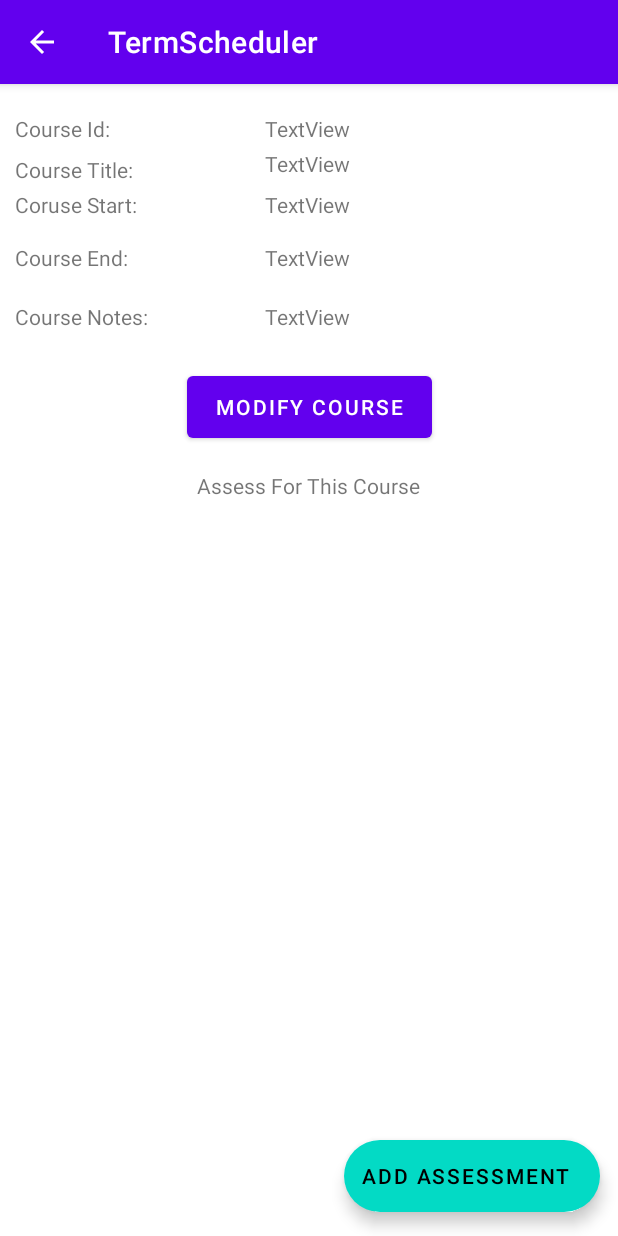
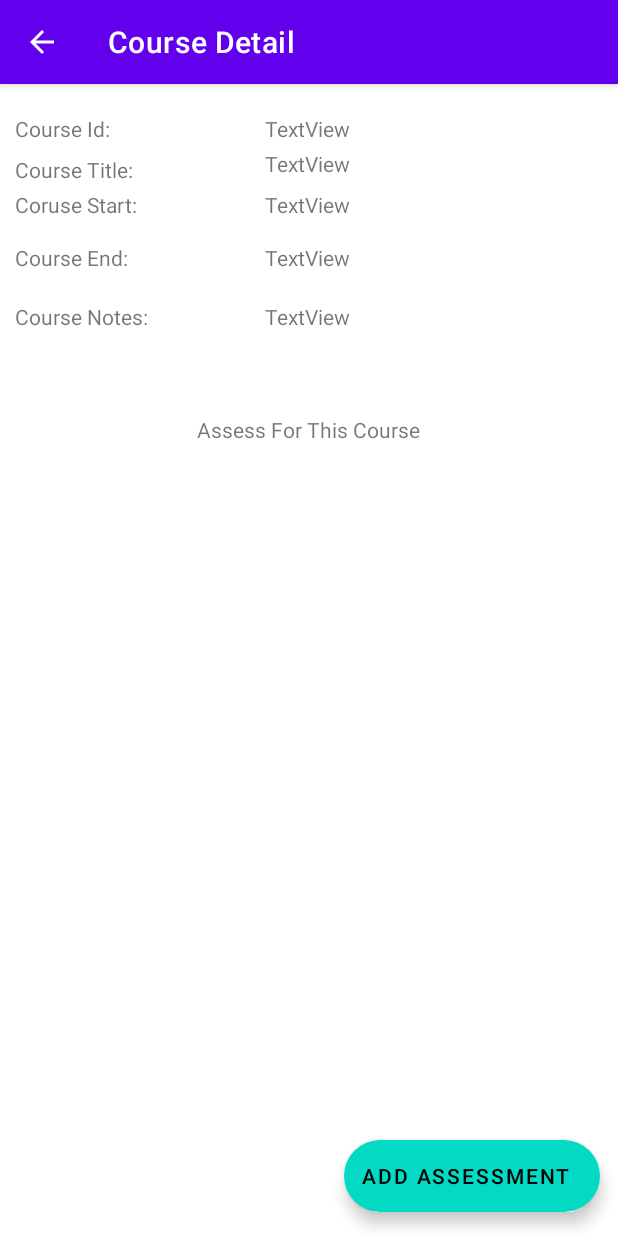
Before and after one commit to kevinsherrell/Term-Scheduler, an Android app: the CourseDetail screen opened directly, with no data from a screen before it, on a phone screen of 412 x 824 dp. Run offline under Robolectric (Android 15) with nearby library versions, the phone set to English and light mode, and no system bars; our stand-ins replace Room's generated code; 1 statement that could not run was skipped.

Commit message:
set titles on actionbars

```diff
--- a/app/src/main/java/com/c196/TermScheduler/UI/Course/CourseDetail.java
+++ b/app/src/main/java/com/c196/TermScheduler/UI/Course/CourseDetail.java
@@ -40,6 +40,7 @@ public class CourseDetail extends AppCompatActivity {
         setContentView(R.layout.activity_course_detail);
         ActionBar actionBar = getSupportActionBar();
         actionBar.setDisplayHomeAsUpEnabled(true);
+        actionBar.setTitle("Course Detail");
         getIncomingIntent();
         recyclerView = findViewById(R.id.courseDetailRecycler);
         recyclerView.setHasFixedSize(true);
--- a/app/src/main/java/com/c196/TermScheduler/UI/Term/TermDetail.java
+++ b/app/src/main/java/com/c196/TermScheduler/UI/Term/TermDetail.java
@@ -37,6 +37,7 @@ public class TermDetail extends AppCompatActivity {
         getIncomingIntent();
         ActionBar actionBar = getSupportActionBar();
         actionBar.setDisplayHomeAsUpEnabled(true);
+        actionBar.setTitle("Term Detail");
         recyclerView = findViewById(R.id.termDetailRecycler);
         recyclerView.setHasFixedSize(true);
         recyclerView.setLayoutManager(new LinearLayoutManager(this));
--- a/app/src/main/java/com/c196/TermScheduler/UI/Term/TermModify.java
+++ b/app/src/main/java/com/c196/TermScheduler/UI/Term/TermModify.java
@@ -55,6 +55,7 @@ public class TermModify extends AppCompatActivity {
         getIncomingIntent();
         ActionBar actionBar = getSupportActionBar();
         actionBar.setDisplayHomeAsUpEnabled(true);
+        actionBar.setTitle("Modify Term");
         termModifyStartButton = findViewById(R.id.termModifyStartButton);
         termModifySubmit = findViewById(R.id.termModifySubmit);
         termModifyTitleInput = findViewById(R.id.termModifyTitleInput);
--- a/app/src/main/res/layout/activity_course_detail.xml
+++ b/app/src/main/res/layout/activity_course_detail.xml
@@ -73,26 +73,16 @@
         app:layout_constraintStart_toStartOf="parent"
         app:layout_constraintTop_toBottomOf="@+id/courseDetailTitle" />
 
-    <Button
-        android:id="@+id/courseDetailModifyButton"
-        android:layout_width="163dp"
-        android:layout_height="53dp"
-        android:layout_marginTop="24dp"
-        android:text="Modify Course"
-        app:layout_constraintEnd_toEndOf="parent"
-        app:layout_constraintStart_toStartOf="parent"
-        app:layout_constraintTop_toBottomOf="@+id/courseNoteDetail" />
-
     <TextView
         android:id="@+id/textView"
         android:layout_width="wrap_content"
         android:layout_height="wrap_content"
-        android:layout_marginTop="16dp"
+        android:layout_marginTop="56dp"
         android:text="Assess For This Course"
         app:layout_constraintEnd_toEndOf="parent"
         app:layout_constraintHorizontal_bias="0.498"
         app:layout_constraintStart_toStartOf="parent"
-        app:layout_constraintTop_toBottomOf="@+id/courseDetailModifyButton" />
+        app:layout_constraintTop_toBottomOf="@+id/courseNoteDetail" />
 
     <TextView
         android:id="@+id/courseNoteDetail"
@@ -153,11 +143,10 @@
         android:id="@+id/textView15"
         android:layout_width="wrap_content"
         android:layout_height="wrap_content"
+        android:layout_marginTop="20dp"
         android:text="Course Notes:"
-        app:layout_constraintBottom_toTopOf="@+id/courseDetailModifyButton"
         app:layout_constraintEnd_toStartOf="@+id/courseNoteDetail"
         app:layout_constraintHorizontal_bias="0.114"
         app:layout_constraintStart_toStartOf="parent"
-        app:layout_constraintTop_toBottomOf="@+id/textView14"
-        app:layout_constraintVertical_bias="0.456" />
+        app:layout_constraintTop_toBottomOf="@+id/textView14" />
 </androidx.constraintlayout.widget.ConstraintLayout>
```
Also changed, not shown: app/src/main/res/layout/activity_term_detail.xml (+2 -12 lines).
